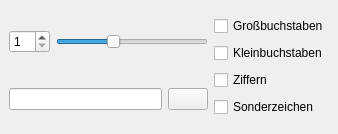
The window that mainwindow.ui (LasseTheBabo/password-generator) describes before a commit, drawn with Qt 5.
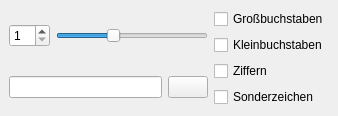
The same window after the commit. Icons and pictures are not drawn.

What changed in the file:
```diff
--- a/mainwindow.ui
+++ b/mainwindow.ui
@@ -7,7 +7,7 @@
     <x>0</x>
     <y>0</y>
     <width>338</width>
-    <height>134</height>
+    <height>104</height>
    </rect>
   </property>
   <property name="sizePolicy">
```
